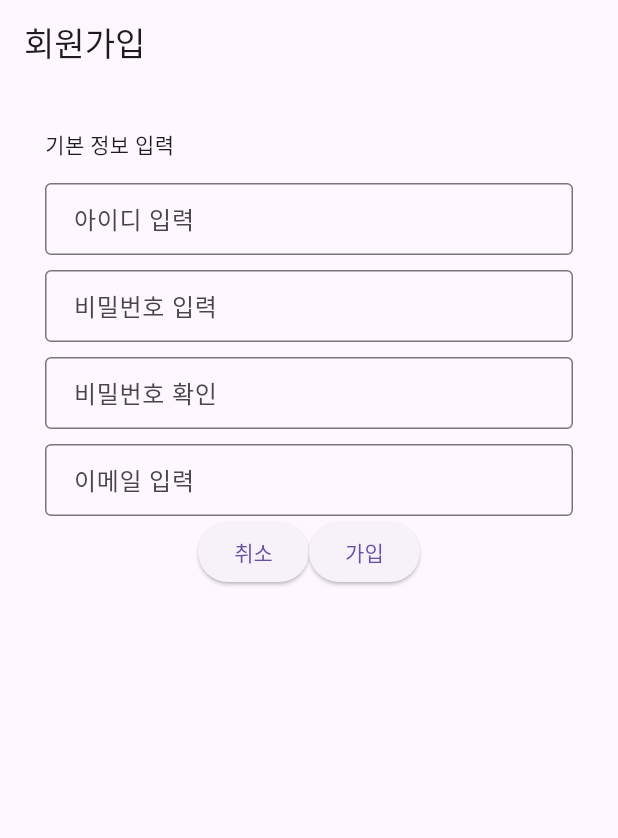
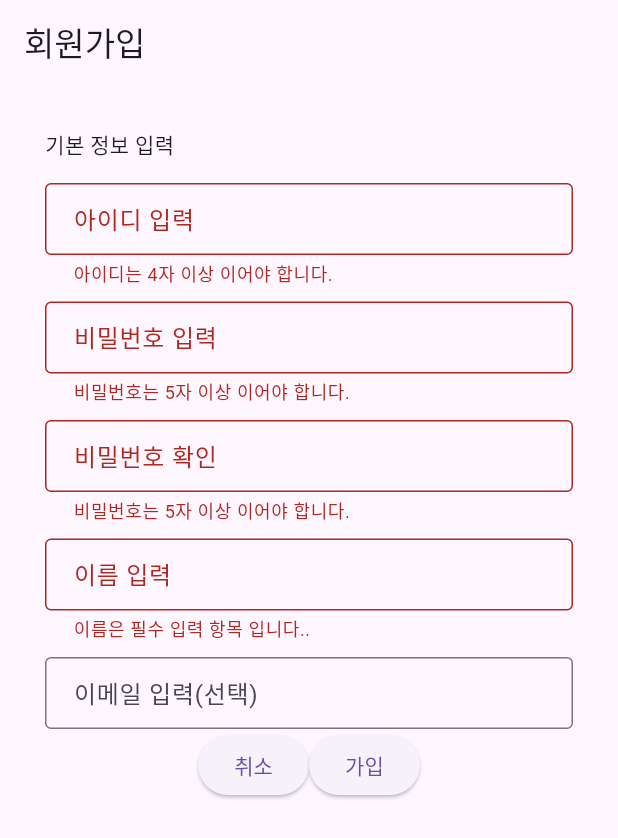
Before and after one commit to rainbow0oo0/flutter, a Flutter app: the RegisterScreen screen opened directly, after a tap on "가입", on a phone screen of 412 x 824 dp. Shown: the top 838 px of the screen. Run offline on Flutter 3.47's test engine with Material 3 defaults, Android fonts, the phone set to English and light mode, and no system bars; our stand-ins replace flutter_riverpod.

Commit message:
2025.10.30 flutter + Spring afternoon class

```diff
--- /dev/null
+++ b/kmarket_shopping_app/lib/models/member.dart
@@ -0,0 +1,28 @@
+class Member {
+
+  final String usid;
+  final String pass;
+  final String name;
+  final String email;
+  String role;
+
+  Member({
+    required this.usid,
+    required this.pass,
+    required this.name,
+    required this.email,
+    this.role = 'USER',
+  });
+
+  Map<String, dynamic> toJson() {
+
+    return {
+      "usid": usid,
+      "pass": pass,
+      "name": name,
+      "email": email,
+      "role": role,
+    };
+  }
+
+}
--- a/kmarket_shopping_app/lib/screens/member/register_screen.dart
+++ b/kmarket_shopping_app/lib/screens/member/register_screen.dart
@@ -1,6 +1,11 @@
+
+import 'dart:developer';
 
 import 'package:flutter/cupertino.dart';
 import 'package:flutter/material.dart';
+import 'package:kmarket_shopping_app/services/member_service.dart';
+
+import '../../models/member.dart';
 
 class RegisterScreen extends StatefulWidget {
   const RegisterScreen({super.key});
@@ -11,6 +16,49 @@ class RegisterScreen extends StatefulWidget {
 
 class _RegisterScreenState extends State<RegisterScreen> {
 
+  final _formKey = GlobalKey<FormState>();
+
+  final _usidController = TextEditingController();
+  final _pass1Controller = TextEditingController();
+  final _pass2Controller = TextEditingController();
+  final _nameController = TextEditingController();
+  final _emailController = TextEditingController();
+
+  // 서비스 생성
+  final _service = MemberService();
+
+  bool _isLoading = false;
+
+  Future<void> _submitForm() async {
+
+    if(!_formKey.currentState!.validate()) {
+      return;
+    }
+    final member = Member(
+      usid: _usidController.text,
+      pass: _pass1Controller.text,
+      name: _nameController.text,
+      email: _emailController.text,
+      role: 'USER',
+    );
+    log('member : $member');
+
+    // 서비스 호출
+    try {
+      final savedUser = await _service.register(member);
+
+      ScaffoldMessenger.of(context).showSnackBar(
+          SnackBar(content: Text('회원가입 완료 : $savedUser')),
+      );
+
+    }catch(err){
+
+      ScaffoldMessenger.of(context).showSnackBar(
+          SnackBar(content: Text('에러 발생 : $err')),
+      );
+    }
+  }
+
   @override
   Widget build(BuildContext context) {
     return Scaffold(
@@ -19,18 +67,72 @@ class _RegisterScreenState extends State<RegisterScreen> {
         child: Padding(
           padding: EdgeInsets.all(30),
           child: Form(
+            key: _formKey,
             child: Column(
                 crossAxisAlignment: CrossAxisAlignment.start,
                 children: [
                   const Text('기본 정보 입력'),
                   const SizedBox(height: 15,),
-                  _buildInputField(title: '아이디 입력'),
+                  _buildInputField(
+                      controller: _usidController,
+                      title: '아이디 입력',
+                      validator: (value){
+                        if(value == null || value.length < 4){
+                          return '아이디는 4자 이상 이어야 합니다.';
+                        }
+                        return null;
+                      }
+                  ),
+
                   const SizedBox(height: 10,),
-                  _buildInputField(title: '비밀번호 입력'),
+                  _buildInputField(
+                      controller: _pass1Controller,
+                      title: '비밀번호 입력',
+                      isPass: true,
+                      validator: (value){
+                        if(value == null || value.length < 5){
+                          return '비밀번호는 5자 이상 이어야 합니다.';
+                        }
+                        return null;
+                      }
+                  ),
+
                   const SizedBox(height: 10,),
-                  _buildInputField(title: '비밀번호 확인'),
+                  _buildInputField(
+                      controller: _pass2Controller,
+                      title: '비밀번호 확인',
+                      isPass: true,
+                      validator: (value){
+                        if(value == null || value.length < 5){
+                          if(value != _pass1Controller.text){
+                            return '비밀번호가 일치하지 않습니다.';
+                          }
+                          return '비밀번호는 5자 이상 이어야 합니다.';
+                        }
+                        return null;
+                      }
+                  ),
+
                   const SizedBox(height: 10,),
-                  _buildInputField(title: '이메일 입력'),
+                  _buildInputField(
+                      controller: _nameController,
+                      title: '이름 입력',
+                      validator: (value){
+                        if(value == null || value.isEmpty){
+                          return '이름은 필수 입력 항목 입니다..';
+                        }
+                        return null;
+                      }
+                  ),
+
+                  const SizedBox(height: 10,),
+                  _buildInputField(
+                      controller : _emailController,
+                      title: '이메일 입력(선택)',
+                      validator: (value){
+                        return null;
+                      }
+                  ),
 
                   SizedBox(
                     width: double.infinity,
@@ -41,10 +143,11 @@ class _RegisterScreenState extends State<RegisterScreen> {
                           // 로그인 이동
                           Navigator.of(context).pop();
                         }, child: const Text('취소')),
+
                         const SizedBox(height: 10,),
-                        ElevatedButton(onPressed: (){
-
-                        }, child: const Text('가입')),
+                        ElevatedButton(
+                            onPressed: _submitForm,
+                            child: const Text('가입')),
                       ],
                     ),
 
@@ -59,16 +162,31 @@ class _RegisterScreenState extends State<RegisterScreen> {
 
   // 입력 필드 디자인 함수
   Widget _buildInputField({
+    required TextEditingController controller,
     required String title,
+    required String? Function(String?) validator,
+    bool isPass = false
   }){
 
     return TextFormField(
-      controller: null,
+      controller: controller,
+      obscureText: isPass,
       decoration: InputDecoration(
         labelText: title,
         border: OutlineInputBorder(),
         contentPadding: EdgeInsets.symmetric(horizontal: 15)
       ),
+      validator: validator,
     );
   }
+
+  @override // 소멸자
+  void dispose() {
+    super.dispose();
+    _usidController.dispose();
+    _pass1Controller.dispose();
+    _pass2Controller.dispose();
+    _nameController.dispose();
+    _emailController.dispose();
+  }
 }
--- /dev/null
+++ b/kmarket_shopping_app/lib/services/member_service.dart
@@ -0,0 +1,33 @@
+import 'dart:convert';
+
+import 'package:kmarket_shopping_app/models/member.dart';
+import 'package:http/http.dart' as http;
+
+class MemberService {
+
+  final String baseUrl = 'http://10.0.2.2:8080/ch09';
+
+  Future<void> login() async{
+    return;
+  }
+
+  Future<Map<String, dynamic>> register(Member member) async {
+    try {
+      final response = await http.post(
+          Uri.parse('$baseUrl/user/register'),
+          headers: {"Content-Type": "application/json"},
+          body: jsonEncode(member.toJson())
+      );
+
+      if(response.statusCode == 200){
+        // savedUser 반환
+        return jsonDecode(response.body);
+
+      }else {
+        throw Exception('statusCode : ${response.statusCode}');
+      }
+    }catch (err){
+      throw Exception('에러발생 : $err');
+    }
+  }
+}
--- a/kmarket_shopping_app/pubspec.yaml
+++ b/kmarket_shopping_app/pubspec.yaml
@@ -30,6 +30,8 @@ environment:
 dependencies:
   flutter:
     sdk: flutter
+  http: ^1.5.0
+
 
   # The following adds the Cupertino Icons font to your application.
   # Use with the CupertinoIcons class for iOS style icons.
```
Also changed, not shown: kmarket_shopping_app/pubspec.lock.
